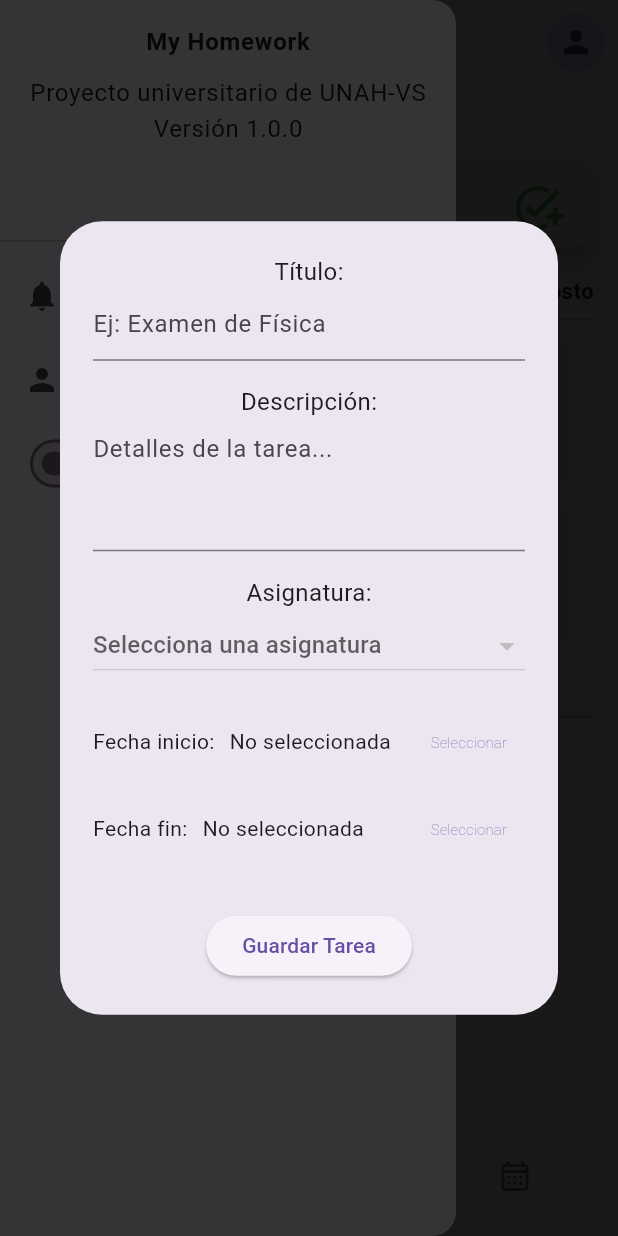
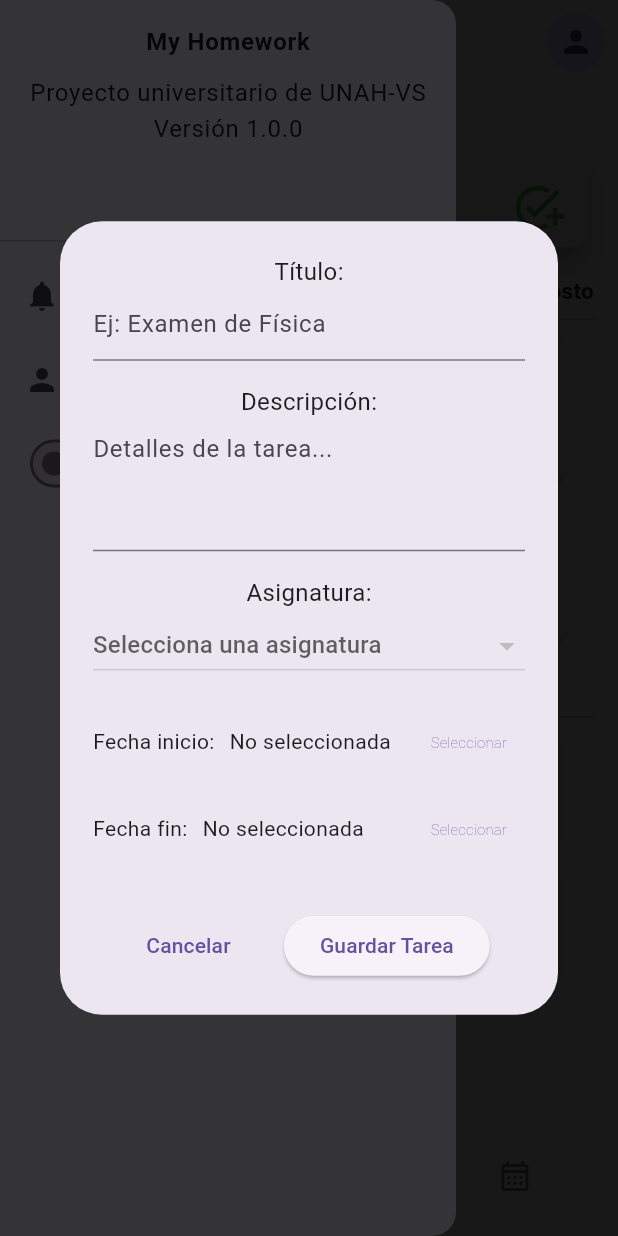
Before and after one commit to soler504/my_homework_app, a Flutter app: the Layout screen opened by its route, item 2 of the bottom bar chosen, in the side drawer, after a tap on "Nueva Tarea", on a phone screen of 412 x 824 dp. Run offline on Flutter 3.47's test engine with Material 3 defaults, Android fonts, the phone set to English and light mode, and no system bars; our stand-ins replace firebase_auth, firebase_core, flutter_local_notifications, get, go_router, google_sign_in and 2 more; accounts and stored records are empty.

Commit message:
pequeñas mejoras en agregar tarea y en ver las tareas

```diff
--- a/lib/src/pages/agg_asignatura_page.dart
+++ b/lib/src/pages/agg_asignatura_page.dart
@@ -24,6 +24,9 @@
     'Morado': Colors.purple,
     'Amarillo': Colors.yellow,
     'Negro': Colors.black,
+    'Cafe': Color.fromARGB(233, 124, 54, 30),
+    'Gris': Color.fromARGB(255, 112, 111, 110),
+
   };
 
   void crearAsignatura() {
--- a/lib/src/pages/new_tarea_page.dart
+++ b/lib/src/pages/new_tarea_page.dart
@@ -1,15 +1,13 @@
-
 import 'package:flutter/material.dart';
 import 'package:go_router/go_router.dart';
 import 'package:my_homework_app/src/controller/asignaturas_controller.dart';
 import 'package:my_homework_app/src/controller/tareas_controller.dart';
 import 'package:my_homework_app/src/model/tarea_model.dart';
+import 'package:my_homework_app/src/pages/popups.dart';
 
 
 class CrearTarea extends StatefulWidget {
   const CrearTarea({super.key});
-
-
 
   @override
   State<CrearTarea> createState() => _CrearTareaPageState();
@@ -48,7 +46,6 @@
   }
 
   void guardarTarea() {
-
     final titulo = tituloController.text;
     final descripcion = descripcionController.text;
 
@@ -75,7 +72,7 @@
         asignaturaSeleccionada!,
       ),
       fechaInicio: fechaInicio ?? DateTime.now(),
-      fechaLimite: fechaFin ?? DateTime.now().add(Duration(days: 7)),
+      fechaLimite: fechaFin ?? DateTime.now().add(const Duration(days: 7)),
       id: '${DateTime.now().millisecondsSinceEpoch}',
     );
     TareasController.agregar(nuevaTarea);
@@ -84,6 +81,8 @@
       duration: const Duration(seconds: 2),
     );
 
+    // El doble pop podría ser para cerrar un modal y luego la pantalla de creación.
+    // Esto es correcto si la pantalla se muestra sobre otra que también debe cerrarse.
     Navigator.pop(context);
     ScaffoldMessenger.of(context).showSnackBar(snackBar);
     Navigator.pop(context);
@@ -95,7 +94,7 @@
     final asignaturas = AsignaturasController.obtenerAsignaturas();
 
     return Container(
-      margin: EdgeInsets.all(2),
+      margin: const EdgeInsets.all(2),
       child: Padding(
         padding: const EdgeInsets.all(20.0),
         child: Column(
@@ -168,12 +167,23 @@
               ],
             ),
             const SizedBox(height: 30),
-              Center(
-                child: ElevatedButton(
+
+            Row(
+              mainAxisAlignment: MainAxisAlignment.spaceEvenly,
+              children: [
+                // Botón para cancelar y volver
+                TextButton(
+                  onPressed: () => context.pop(MostrarPopup(context)),
+                  child: const Text('Cancelar'),
+                ),
+                // Botón para guardar la tarea
+                ElevatedButton(
                   onPressed: guardarTarea,
                   child: const Text('Guardar Tarea'),
                 ),
+              ],
             ),
+
           ],
         ),
       ),
--- a/lib/src/pages/perfil_page.dart
+++ b/lib/src/pages/perfil_page.dart
@@ -1,6 +1,6 @@
 import 'package:flutter/material.dart';
-import 'package:get/get.dart';
-import 'package:my_homework_app/src/controller/globales.dart';
+//import 'package:get/get.dart';
+//import 'package:my_homework_app/src/controller/globales.dart';
 
 
 class PerfilPage extends StatelessWidget {
@@ -8,7 +8,7 @@
 
   @override
   Widget build(BuildContext context) {
-    final user = Get.find<Sesion>().usuarioActual;
+    //final user = Get.find<Sesion>().usuarioActual;
     return Padding(
       padding: const EdgeInsets.all(8.0),
       child: Container(
--- a/lib/src/widgets/side_menu.dart
+++ b/lib/src/widgets/side_menu.dart
@@ -1,7 +1,7 @@
 import 'package:flutter/material.dart';
 import 'package:get/get.dart';
 import 'package:go_router/go_router.dart';
-import 'package:my_homework_app/src/controller/globales.dart';
+//import 'package:my_homework_app/src/controller/globales.dart';
 import 'package:my_homework_app/src/controller/theme_controller.dart';
 
 class SideMenu extends StatelessWidget {
@@ -10,7 +10,7 @@
 
   @override
   Widget build(BuildContext context) {
-    final user = Get.find<Sesion>().usuarioActual;
+  //final user = Get.find<Sesion>().usuarioActual;
     return Drawer(
       child: ListView(
         children: [
```
Also changed, not shown: lib/src/config/router/app_router.dart (+1 -9 lines), lib/src/pages/popups.dart (+2 -11 lines), lib/src/pages/ver_tareas_page.dart (+11 -7 lines). Lines whose indentation alone changed are shown as unchanged.
